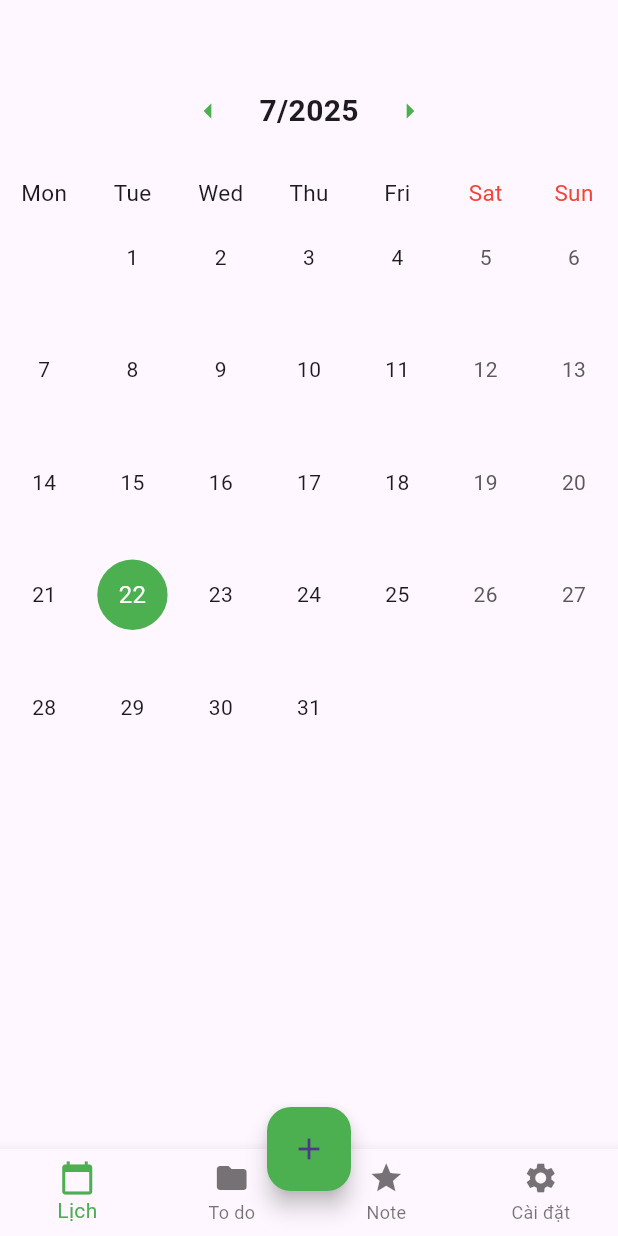
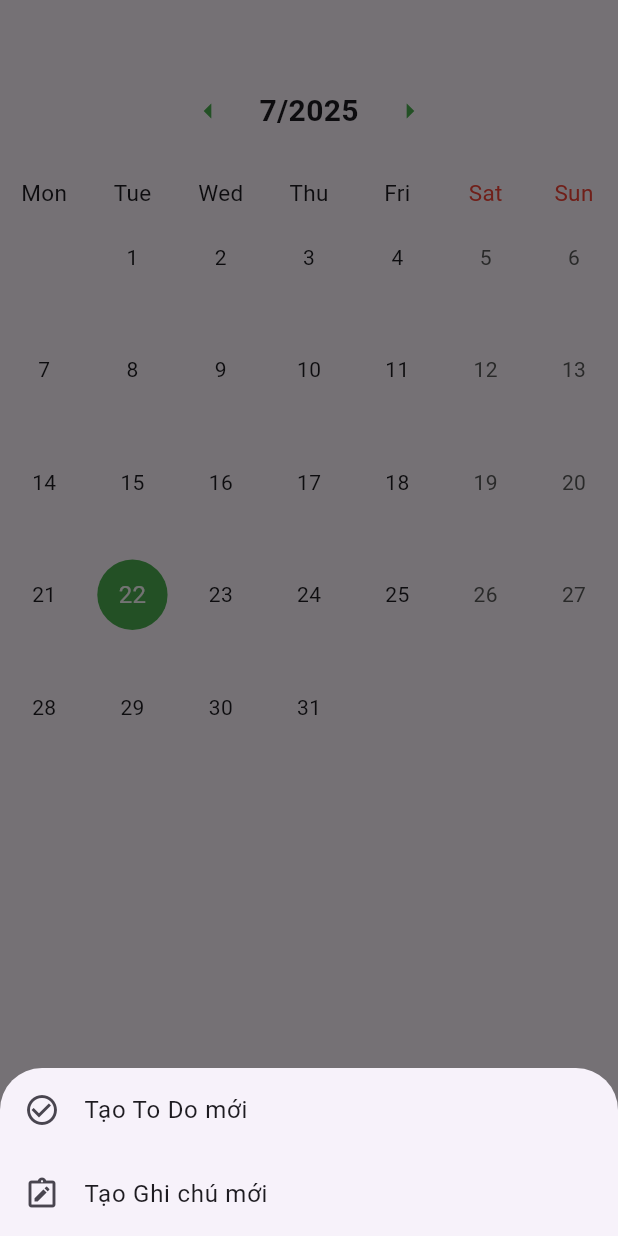
Before and after one commit to MihFap/reminder_app, a Flutter app: the screen it shows after launch, after a tap on the "add" icon, on a phone screen of 412 x 824 dp. Run offline on Flutter 3.47's test engine with Material 3 defaults, Android fonts, the phone set to English and light mode, and no system bars; drawn by our look-alikes of table_calendar.

Commit message:
update giao diện

```diff
--- a/lib/main.dart
+++ b/lib/main.dart
@@ -7,11 +7,9 @@ void main() {
 }
 
 class MyApp extends StatefulWidget {
-  // Thêm const và super.key vào constructor
   const MyApp({super.key});
 
   @override
-  // Sửa kiểu trả về thành State<MyApp>
   State<MyApp> createState() => _MyAppState();
 }
 
@@ -41,18 +39,15 @@ class HomePage extends StatefulWidget {
   final Function(bool) onThemeChanged;
   final ThemeMode currentThemeMode;
 
-  // Thêm const và super.key vào constructor
   const HomePage({super.key, required this.onThemeChanged, required this.currentThemeMode});
 
   @override
-  // Sửa kiểu trả về thành State<HomePage>
   State<HomePage> createState() => _HomePageState();
 }
 
 class _HomePageState extends State<HomePage> {
   int _currentIndex = 0;
 
-  // Cải tiến: Thêm danh sách tiêu đề cho AppBar
   final List<String> _appBarTitles = const [
     'Lịch Flutter',
     'To Do List',
@@ -60,8 +55,39 @@ class _HomePageState extends State<HomePage> {
     'Cài đặt'
   ];
 
-  // Logic cũ để tạo các trang vẫn giữ nguyên
-  // (Chúng ta sẽ tạo nó trong build() để state luôn mới)
+  // Phương thức hiển thị menu lựa chọn khi nhấn nút dấu cộng
+  // Phương thức hiển thị menu lựa chọn
+  void _showAddOptions(BuildContext context) {
+    showModalBottomSheet(
+      context: context,
+      builder: (BuildContext bc) {
+        return SafeArea(
+          child: Wrap(
+            children: <Widget>[
+              ListTile(
+                // Sửa ở đây
+                leading: const Icon(Icons.check_circle_outline),
+                title: const Text('Tạo To Do mới'),
+                onTap: () {
+                  print('Chức năng tạo To Do sẽ được thêm ở đây.');
+                  Navigator.of(context).pop();
+                },
+              ),
+              ListTile(
+                // Sửa ở đây
+                leading: const Icon(Icons.note_alt_outlined),
+                title: const Text('Tạo Ghi chú mới'),
+                onTap: () {
+                  print('Chức năng tạo Ghi chú sẽ được thêm ở đây.');
+                  Navigator.of(context).pop();
+                },
+              ),
+            ],
+          ),
+        );
+      },
+    );
+  }
 
   @override
   Widget build(BuildContext context) {
@@ -77,7 +103,6 @@ class _HomePageState extends State<HomePage> {
     ];
 
     return Scaffold(
-
       body: pages[_currentIndex],
       bottomNavigationBar: BottomNavigationBar(
         type: BottomNavigationBarType.fixed,
@@ -85,14 +110,18 @@ class _HomePageState extends State<HomePage> {
         currentIndex: _currentIndex,
         onTap: (index) => setState(() => _currentIndex = index),
         items: const [
+          // Sửa các Icon ở đây thành tên tiếng Anh chuẩn
           BottomNavigationBarItem(icon: Icon(Icons.calendar_today), label: 'Lịch'),
-          BottomNavigationBarItem(icon: Icon(Icons.folder), label: 'To do'),
-          BottomNavigationBarItem(icon: Icon(Icons.star), label: 'Note'),
+          BottomNavigationBarItem(icon: Icon(Icons.check_circle_outline), label: 'Nhiệm vụ'),
+          BottomNavigationBarItem(icon: Icon(Icons.note_alt_outlined), label: 'Ghi chú'),
           BottomNavigationBarItem(icon: Icon(Icons.settings), label: 'Cài đặt'),
         ],
       ),
       floatingActionButton: FloatingActionButton(
-        onPressed: () {},
+        onPressed: () {
+          // Gọi phương thức để hiển thị menu
+          _showAddOptions(context);
+        },
         backgroundColor: Colors.green,
         child: const Icon(Icons.add),
       ),
--- a/pubspec.yaml
+++ b/pubspec.yaml
@@ -46,6 +46,7 @@ dev_dependencies:
   # package. See that file for information about deactivating specific lint
   # rules and activating additional ones.
   flutter_lints: ^5.0.0
+  flutter_launcher_icons: "^0.13.1"
 
 # For information on the generic Dart part of this file, see the
 # following page: https://dart.dev/tools/pub/pubspec
@@ -88,3 +89,8 @@ flutter:
   #
   # For details regarding fonts from package dependencies,
   # see https://flutter.dev/to/font-from-package
+# Thêm mục này vào cuối file pubspec.yaml
+flutter_launcher_icons:
+  android: true
+  image_path: "assets/logo.png"
+  min_sdk_android: 21
```
Also changed, not shown: assets/logo.png (added), pubspec.lock, 5 other files.
